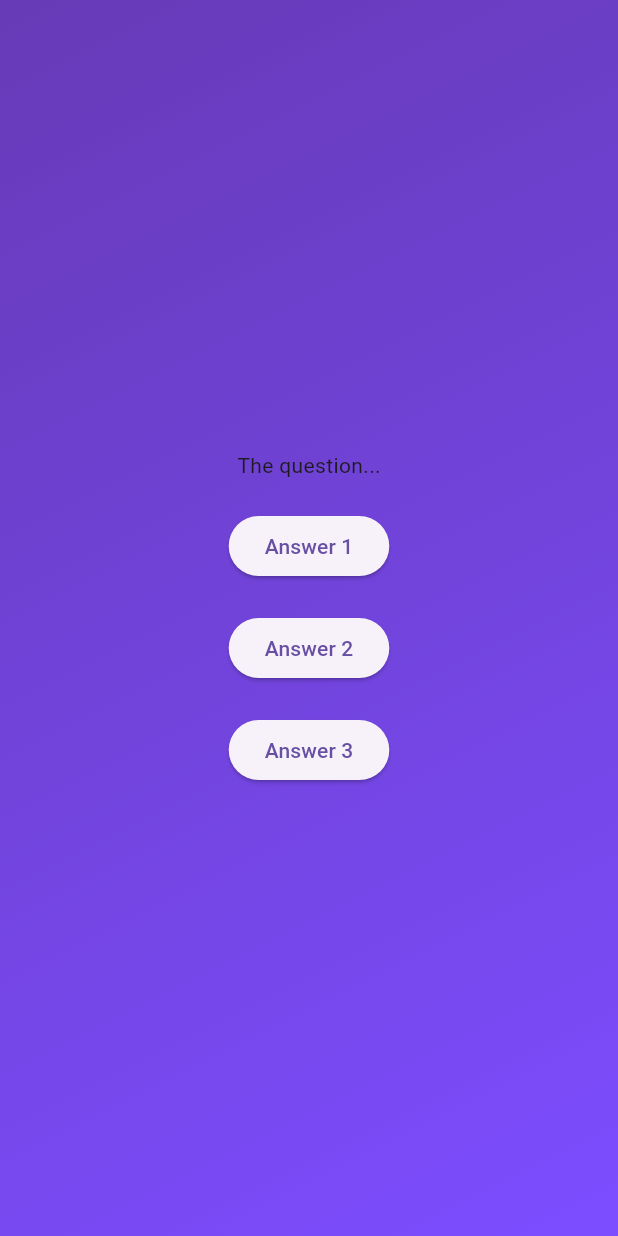
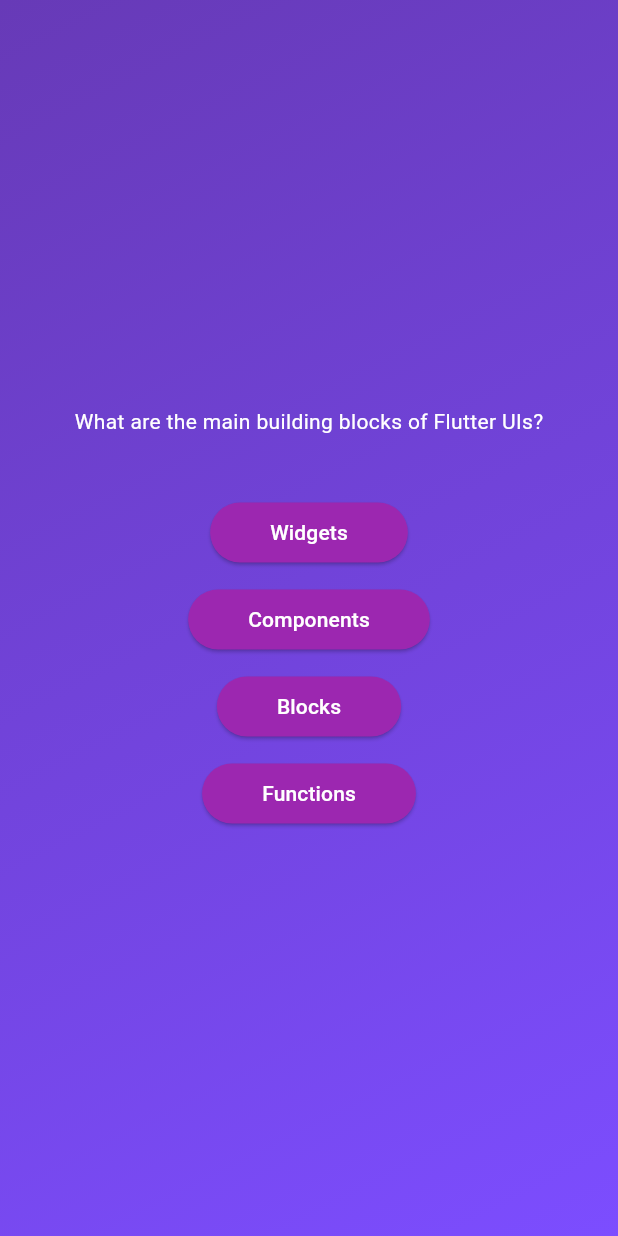
Before and after one commit to draco961/flutter_projects, a Flutter app: the screen it shows after launch, after a tap on "Start quiz", on a phone screen of 412 x 824 dp. Run offline on Flutter 3.47's test engine with Material 3 defaults, Android fonts, the phone set to English and light mode, and no system bars.

Commit message:
71. Accessing List Elements & Object Properties

```diff
--- /dev/null
+++ b/adv_basics/lib/answer_button.dart
@@ -0,0 +1,26 @@
+import 'package:flutter/material.dart';
+
+class AnswerButton extends StatelessWidget {
+  final String answerText;
+  final void Function() onTap;
+
+  const AnswerButton({
+    super.key,
+    required this.answerText,
+    required this.onTap,
+  });
+
+  @override
+  Widget build(context) {
+    return ElevatedButton(
+      onPressed: onTap,
+      style: ElevatedButton.styleFrom(
+        padding: EdgeInsets.symmetric(vertical: 10, horizontal: 40),
+        backgroundColor: Colors.purple,
+        foregroundColor: Colors.white,
+        shape: RoundedRectangleBorder(borderRadius: BorderRadiusGeometry.circular(40))
+      ),
+      child: Text(answerText),
+    );
+  }
+}
--- a/adv_basics/lib/question_screen.dart
+++ b/adv_basics/lib/question_screen.dart
@@ -1,3 +1,5 @@
+import 'package:adv_basics/answer_button.dart';
+import 'package:adv_basics/data/questions.dart';
 import 'package:flutter/material.dart';
 
 class QuestionsScreen extends StatefulWidget {
@@ -8,18 +10,22 @@
 }
 
 class _QuestionScreenState extends State<QuestionsScreen> {
+
+  // void Function() onTap() {}
+
   @override
   Widget build(context) {
+    var currentQuestion = questions[0];
+
     return SizedBox(
       width: double.infinity,
       child: Column(
         mainAxisAlignment: MainAxisAlignment.center,
-        spacing: 20,
+        spacing: 10,
         children: [
-          Text('The question...'),
-          ElevatedButton(onPressed: () {}, child: const Text('Answer 1')),
-          ElevatedButton(onPressed: () {}, child: const Text('Answer 2')),
-          ElevatedButton(onPressed: () {}, child: const Text('Answer 3')),
+          Text(currentQuestion.text, style: TextStyle(color: Colors.white)),
+          SizedBox(height: 20),
+          ...currentQuestion.answers.map((a) => AnswerButton(answerText: a, onTap: () {})) ,
         ],
       ),
     );
```
